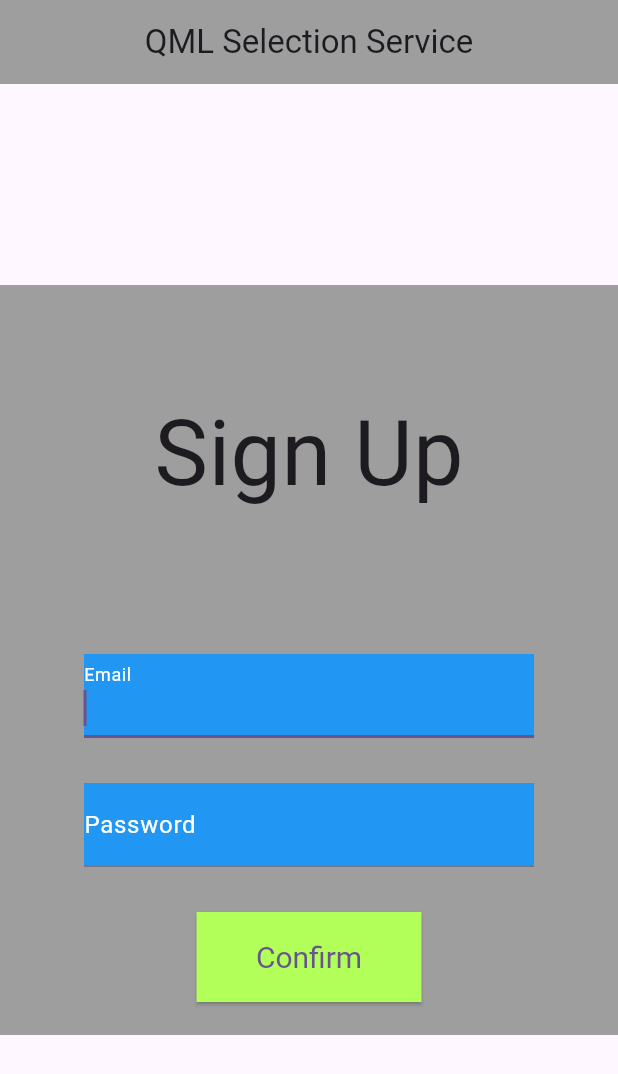
After one commit to IU-Capstone-Project-2024/QML_selection_service, a Flutter app: the SignupPage screen opened by its route, on a phone screen of 412 x 824 dp. The commit adds this screen. Shown: the top 1074 px of the screen. Run offline on Flutter 3.47's test engine with Material 3 defaults, Android fonts, the phone set to English and light mode, and no system bars; our stand-ins replace bloc, cloud_firestore, firebase_auth, firebase_core, flutter_bloc, freezed_annotation and 3 more; missing offline and left inert: dart:html; accounts and stored records are empty; statements that could not run were skipped.

Commit message:
complete sign up

```diff
--- a/front/lib/core/routing/app_router.dart
+++ b/front/lib/core/routing/app_router.dart
@@ -1,12 +1,19 @@
 import 'package:front/features/login/presentation/login_page.dart';
 import 'package:go_router/go_router.dart';
 
+import '../../features/signup/signup_page.dart';
+
 class AppRouter {
-  final _router = GoRouter(
+  static final router = GoRouter(
+    initialLocation: '/login',
     routes: [
       GoRoute(
         path: '/login',
-        builder: (context,state) => LoginPage(),
+        builder: (context, state) => const LoginPage(),
+      ),
+      GoRoute(
+        path: '/login/signup',
+        builder: (context, state) => const SignupPage(),
       ),
     ],
   );
--- /dev/null
+++ b/front/lib/features/authentication/domain/repository/repository.dart
@@ -0,0 +1,10 @@
+abstract interface class AuthenticationRepository {
+  Future<void> signUp({required String email, required String password});
+
+  Future<void> loginWithEmailAndPassword({
+    required String email,
+    required String password,
+  });
+
+  Future<void> logOut();
+}
--- a/front/lib/features/login/presentation/bloc/login_bloc.dart
+++ b/front/lib/features/login/presentation/bloc/login_bloc.dart
@@ -2,6 +2,8 @@ import 'package:bloc/bloc.dart';
 import 'package:freezed_annotation/freezed_annotation.dart';
 import 'package:injectable/injectable.dart';
 import 'package:front/common/enums/state.dart';
+
+import '../../../authentication/domain/repository/repository.dart';
 
 part 'login_bloc.freezed.dart';
 
@@ -11,11 +13,13 @@ part 'login_state.dart';
 
 @injectable
 class LoginBloc extends Bloc<LoginEvent, LoginState> {
-  LoginBloc() : super(const LoginState()) {
+  LoginBloc(this._authenticationRepository) : super(const LoginState()) {
     on<LoginWithEmail>(_onLoginWithEmail);
     on<LoginEmailChanged>(_onLoginEmailChanged);
     on<LoginPasswordChanged>(_onLoginPasswordChanged);
   }
+
+  final AuthenticationRepository _authenticationRepository;
 
   void _onLoginEmailChanged(
     LoginEmailChanged event,
--- /dev/null
+++ b/front/lib/features/signup/bloc/signup_bloc.dart
@@ -0,0 +1,63 @@
+import 'package:bloc/bloc.dart';
+import 'package:freezed_annotation/freezed_annotation.dart';
+import 'package:injectable/injectable.dart';
+import 'package:meta/meta.dart';
+
+import 'package:front/common/enums/state.dart';
+
+import '../../authentication/domain/repository/repository.dart';
+
+part 'signup_event.dart';
+
+part 'signup_state.dart';
+
+part 'signup_bloc.freezed.dart';
+
+@injectable
+class SignupBloc extends Bloc<SignupEvent, SignupState> {
+  SignupBloc(this._authenticationRepository) : super(const SignupState()) {
+    on<SignupEmailChanged>(_onSignupEmailChanged);
+    on<SignupPasswordChanged>(_onSignupPasswordChanged);
+    on<Registration>(_onRegistration);
+  }
+
+  final AuthenticationRepository _authenticationRepository;
+
+  void _onSignupEmailChanged(
+    SignupEmailChanged event,
+    Emitter<SignupState> emit,
+  ) {
+    emit(
+      state.copyWith(
+        email: event.email,
+      ),
+    );
+  }
+
+  void _onSignupPasswordChanged(
+    SignupPasswordChanged event,
+    Emitter<SignupState> emit,
+  ) {
+    emit(
+      state.copyWith(
+        password: event.password,
+      ),
+    );
+  }
+
+  Future<void> _onRegistration(
+    Registration event,
+    Emitter<SignupState> emit,
+  ) async {
+    emit(state.copyWith(state: InputState.inProgress));
+    await _authenticationRepository.signUp(
+      email: state.email,
+      password: state.password,
+    );
+    emit(
+      state.copyWith(
+        state: InputState.successful,
+      ),
+    );
+  }
+}
--- /dev/null
+++ b/front/lib/features/signup/bloc/signup_event.dart
@@ -0,0 +1,17 @@
+part of 'signup_bloc.dart';
+
+class SignupEvent {}
+
+class SignupEmailChanged extends SignupEvent {
+  final String email;
+
+  SignupEmailChanged({required this.email});
+}
+
+class SignupPasswordChanged extends SignupEvent {
+  final String password;
+
+  SignupPasswordChanged({required this.password});
+}
+
+class Registration extends SignupEvent {}
--- /dev/null
+++ b/front/lib/features/signup/bloc/signup_state.dart
@@ -0,0 +1,10 @@
+part of 'signup_bloc.dart';
+
+@freezed
+class SignupState with _$SignupState {
+  const factory SignupState({
+    @Default('') String email,
+    @Default('') String password,
+    @Default(InputState.initial) InputState state,
+  }) = _SignupState;
+}
--- /dev/null
+++ b/front/lib/features/signup/presentation.dart
@@ -0,0 +1,3 @@
+export 'bloc/signup_bloc.dart';
+export 'signup_form.dart';
+export 'signup_page.dart';
--- /dev/null
+++ b/front/lib/features/signup/signup_form.dart
@@ -0,0 +1,131 @@
+import 'package:flutter/material.dart';
+import 'package:flutter_bloc/flutter_bloc.dart';
+import 'package:front/core/routing/navigation.dart';
+import '../../common/enums/state.dart';
+import 'presentation.dart';
+
+class SignupForm extends StatelessWidget {
+  const SignupForm({super.key});
+
+  @override
+  Widget build(BuildContext context) {
+    return BlocListener<SignupBloc, SignupState>(
+      listener: (context, state) {
+        if (state.state == InputState.successful) {
+          context.closeCurrentPage();
+        }
+      },
+      child: Center(
+        child: Container(
+          height: 500,
+          width: 500,
+          color: Colors.grey,
+          child: const Column(
+            children: [
+              SizedBox(
+                height: 70,
+              ),
+              Text(
+                'Sign Up',
+                style: TextStyle(fontSize: 60),
+              ),
+              SizedBox(
+                height: 90,
+              ),
+              _EmailInput(),
+              SizedBox(
+                height: 30,
+              ),
+              _PasswordInput(),
+              SizedBox(
+                height: 30,
+              ),
+              _SignupButton(),
+            ],
+          ),
+        ),
+      ),
+    );
+  }
+}
+
+class _EmailInput extends StatelessWidget {
+  const _EmailInput({super.key});
+
+  @override
+  Widget build(BuildContext context) {
+    return BlocBuilder<SignupBloc, SignupState>(
+      buildWhen: (prev, curr) => prev.email != curr.email,
+      builder: (context, state) => Container(
+        width: 300,
+        decoration: const BoxDecoration(color: Colors.blue),
+        child: TextFormField(
+          onChanged: (email) => context.read<SignupBloc>().add(
+                SignupEmailChanged(email: email),
+              ),
+          autofocus: true,
+          decoration: const InputDecoration(
+            labelText: 'Email',
+            labelStyle: TextStyle(color: Colors.white),
+          ),
+          style: const TextStyle(color: Colors.white),
+        ),
+      ),
+    );
+  }
+}
+
+class _PasswordInput extends StatelessWidget {
+  const _PasswordInput({super.key});
+
+  @override
+  Widget build(BuildContext context) {
+    return BlocBuilder<SignupBloc, SignupState>(
+      buildWhen: (prev, curr) => prev.password != curr.password,
+      builder: (context, state) => Container(
+        width: 300,
+        decoration: const BoxDecoration(color: Colors.blue),
+        child: TextFormField(
+          onChanged: (password) => context
+              .read<SignupBloc>()
+              .add(SignupPasswordChanged(password: password)),
+          decoration: const InputDecoration(
+            labelText: 'Password',
+            labelStyle: TextStyle(color: Colors.white),
+          ),
+          obscureText: true,
+          style: const TextStyle(color: Colors.white),
+        ),
+      ),
+    );
+  }
+}
+
+class _SignupButton extends StatelessWidget {
+  const _SignupButton({super.key});
+
+  @override
+  Widget build(BuildContext context) {
+    return BlocBuilder<SignupBloc, SignupState>(
+      builder: (context, state) => ElevatedButton(
+        onPressed: () {
+          context.read<SignupBloc>().add(Registration());
+        },
+        style: ElevatedButton.styleFrom(
+          backgroundColor: Colors.lightGreenAccent,
+          shape: const RoundedRectangleBorder(
+            borderRadius: BorderRadius.zero,
+          ),
+          minimumSize: const Size(150, 60),
+          padding: const EdgeInsets.symmetric(vertical: 15, horizontal: 30),
+          textStyle: const TextStyle(fontSize: 20),
+        ),
+        child: (state.state != InputState.inProgress)
+            ? const Text('Confirm')
+            : const CircularProgressIndicator(
+                color: Colors.white,
+              ),
+      ),
+    );
+  }
+}
--- /dev/null
+++ b/front/lib/features/signup/signup_page.dart
@@ -0,0 +1,25 @@
+import 'package:flutter/material.dart';
+
+import 'package:front/core/di/di_exports.dart';
+import 'package:flutter_bloc/flutter_bloc.dart';
+import 'package:front/features/signup/bloc/signup_bloc.dart';
+import 'package:front/features/signup/signup_form.dart';
+
+class SignupPage extends StatelessWidget {
+  const SignupPage({super.key});
+
+  @override
+  Widget build(BuildContext context) {
+    return Scaffold(
+      appBar: AppBar(
+        centerTitle: true,
+        title: const Text('QML Selection Service'),
+        backgroundColor: Colors.grey,
+      ),
+      body: BlocProvider<SignupBloc>(
+        create: (BuildContext context) => getIt<SignupBloc>(),
+        child: const SignupForm(),
+      ),
+    );
+  }
+}
--- a/front/pubspec.yaml
+++ b/front/pubspec.yaml
@@ -22,6 +22,7 @@ dependencies:
   firebase_auth: ^5.1.0
   cloud_functions: ^5.0.1
   go_router: ^14.2.0
+  url_launcher: ^6.3.0
 
 dev_dependencies:
   flutter_test:
```
Also changed, not shown: front/lib/core/routing/navigation.dart (added, +34 -0 lines), front/lib/features/authentication/data/repository/repository.dart (added, +57 -0 lines), front/lib/features/authentication/domain/models/exceptions.dart (added, +134 -0 lines), front/lib/features/login/presentation/login_form.dart (+13 -6 lines), front/lib/main.dart (+5 -4 lines), front/lib/core/di/di_exports.dart (line endings or trailing spaces), front/lib/core/di/locator.config.dart, front/lib/core/di/locator.dart (line endings or trailing spaces), front/lib/core/firebase/firebase.dart (line endings or trailing spaces), front/lib/features/login/presentation/presintation.dart (line endings or trailing spaces), front/lib/features/signup/bloc/signup_bloc.freezed.dart (added), front/lib/firebase_options.dart, front/pubspec.lock.
